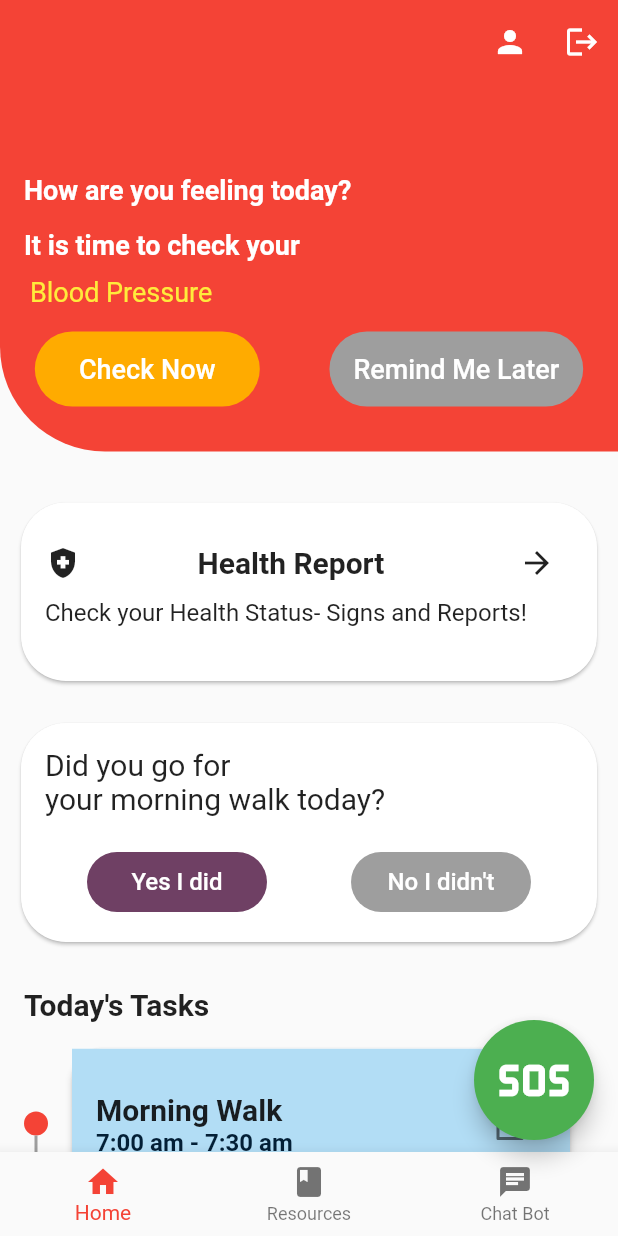
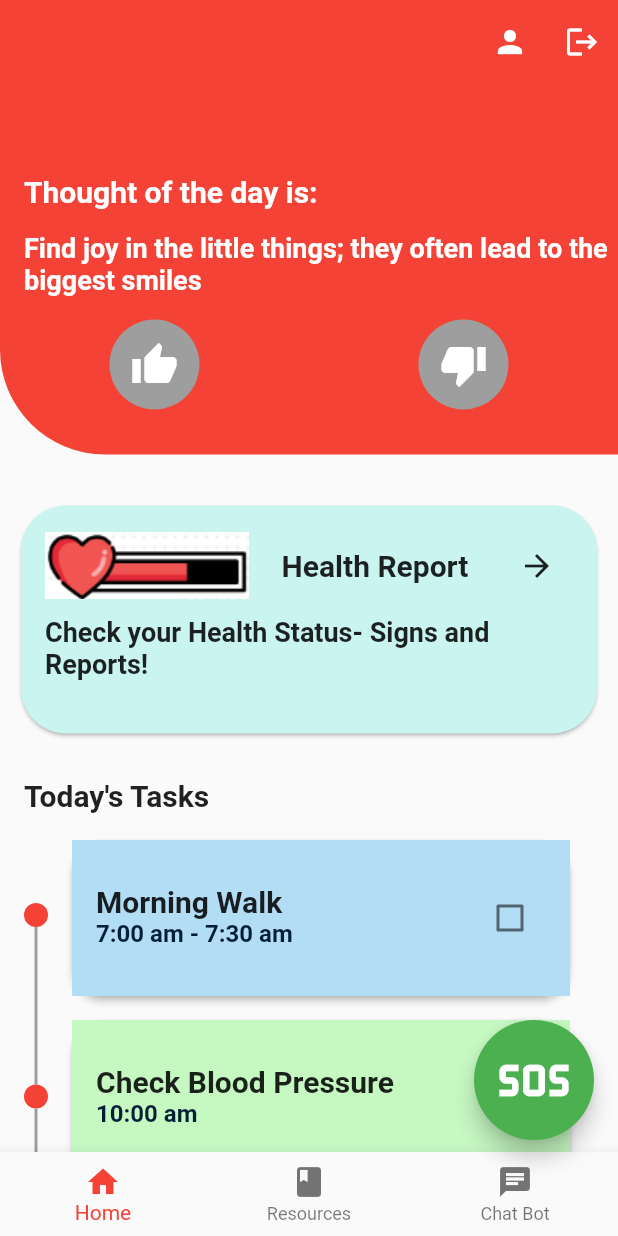
Before and after one commit to DiyaSingla/golden_age_guide, a Flutter app: the DashboardPage screen opened directly with empty values, on a phone screen of 412 x 824 dp. Run offline on Flutter 3.47's test engine with Material 2 defaults, Android fonts, the phone set to English and light mode, and no system bars; our stand-ins replace cloud_firestore, firebase_auth, firebase_core, percent_indicator, speech_to_text; accounts and stored records are empty.

Commit message:
UI changes

```diff
--- a/lib/screens/dashboard_page.dart
+++ b/lib/screens/dashboard_page.dart
@@ -26,6 +26,8 @@ void main() {
 }
 
 class DashboardPage extends StatefulWidget {
+  Color clr = Colors.grey;
+  Color clr2 = Colors.grey;
   Map<String, dynamic> user;
   DashboardPage({super.key, required this.user});
   @override
@@ -149,7 +151,19 @@ class _DashboardPageState extends State<DashboardPage> {
                   const Padding(
                     padding: EdgeInsets.fromLTRB(16.0, 16.0, 0, 0),
                     child: Text(
-                      'How are you feeling today?',
+                      "Thought of the day is: ",
+                      style: TextStyle(
+                        fontSize: 20,
+                        fontWeight: FontWeight.bold,
+                        color: Colors.white,
+                      ),
+                    ),
+                  ),
+                  // Yesterday's Report (Left-aligned)
+                  const Padding(
+                    padding: EdgeInsets.fromLTRB(16.0, 16.0, 0, 16.0),
+                    child: Text(
+                      "Find joy in the little things; they often lead to the biggest smiles",
                       style: TextStyle(
                         fontSize: 18,
                         fontWeight: FontWeight.bold,
@@ -157,79 +171,59 @@ class _DashboardPageState extends State<DashboardPage> {
                       ),
                     ),
                   ),
-                  // Yesterday's Report (Left-aligned)
-                  const Padding(
-                    padding: EdgeInsets.fromLTRB(16.0, 16.0, 0, 0),
-                    child: Text(
-                      "It is time to check your",
-                      style: TextStyle(
-                        fontSize: 18,
-                        fontWeight: FontWeight.bold,
-                        color: Colors.white,
-                      ),
-                    ),
-                  ),
-                  const Padding(
-                    padding: EdgeInsets.fromLTRB(20.0, 10.0, 0, 16.0),
-                    child: Text(
-                      "Blood Pressure",
-                      style: TextStyle(
-                        fontSize: 18,
-                        //fontWeight: FontWeight.bold,
-                        color: Colors.yellow,
-                      ),
-                    ),
-                  ),
-                  // Check Now and Remind Me Later Buttons (Center-aligned)
-                  Center(
-                    child: Row(
-                      mainAxisAlignment: MainAxisAlignment.spaceAround,
-                      children: [
-                        ElevatedButton(
-                          onPressed: () {
-                            // Handle "Check Now" button tap
-                          },
-                          style: ElevatedButton.styleFrom(
-                            backgroundColor: Colors.amberAccent.shade700,
-                            elevation: 0,
-                            shape: RoundedRectangleBorder(
-                              borderRadius: BorderRadius.circular(30),
-                            ),
-                            minimumSize: const Size(
-                                150, 50), // Set the button's background color
+
+                  Row(
+                    mainAxisAlignment: MainAxisAlignment.spaceAround,
+                    children: [
+                      InkWell(
+                        onTap: () {
+                          setState(() {
+                            widget.clr = Colors.green;
+                          });
+                        },
+                        customBorder: CircleBorder(),
+                        child: Container(
+                          width: 60,
+                          height: 60,
+                          decoration: BoxDecoration(
+                            shape: BoxShape.circle,
+                            color: widget.clr,
                           ),
-                          child: const Text(
-                            'Check Now',
-                            style: TextStyle(
-                              fontSize: 18,
+                          child: Center(
+                            child: Icon(
+                              Icons.thumb_up,
+                              size: 32,
                               color: Colors.white,
                             ),
                           ),
                         ),
-                        ElevatedButton(
-                          onPressed: () {
-                            // Handle "Remind Me Later" button tap
-                          },
-                          style: ElevatedButton.styleFrom(
-                            backgroundColor: Colors.grey,
-                            elevation: 0,
-                            shape: RoundedRectangleBorder(
-                              borderRadius: BorderRadius.circular(30),
-                            ),
-                            minimumSize: const Size(
-                                150, 50), // Set the button's background color
+                      ),
+                      InkWell(
+                        onTap: () {
+                          setState(() {
+                            widget.clr2 = const Color.fromARGB(255, 245, 20, 3);
+                          });
+                        },
+                        customBorder: CircleBorder(),
+                        child: Container(
+                          width: 60,
+                          height: 60,
+                          decoration: BoxDecoration(
+                            shape: BoxShape.circle,
+                            color: widget.clr2,
                           ),
-                          child: const Text(
-                            'Remind Me Later',
-                            style: TextStyle(
-                              fontSize: 18,
+                          child: Center(
+                            child: Icon(
+                              Icons.thumb_down,
+                              size: 32,
                               color: Colors.white,
                             ),
                           ),
                         ),
-                      ],
-                    ),
+                      ),
+                    ],
                   ),
+
                   const SizedBox(
                     height: 30,
                   ),
@@ -240,6 +234,7 @@ class _DashboardPageState extends State<DashboardPage> {
               height: 20,
             ),
             Card(
+              color: const Color.fromARGB(255, 202, 244, 240),
               margin: const EdgeInsets.all(14.0),
               shape: RoundedRectangleBorder(
                 borderRadius: BorderRadius.circular(30),
@@ -252,7 +247,7 @@ class _DashboardPageState extends State<DashboardPage> {
                     Row(
                       mainAxisAlignment: MainAxisAlignment.spaceBetween,
                       children: [
-                        const Icon(Icons.health_and_safety),
+                        Image.asset("images/meter.png"),
                         const Text(
                           "Health Report",
                           style: TextStyle(
@@ -271,85 +266,15 @@ class _DashboardPageState extends State<DashboardPage> {
                         ),
                       ],
                     ),
+                    const SizedBox(
+                      height: 10,
+                    ),
                     const Text(
                       "Check your Health Status- Signs and Reports!",
-                      style: TextStyle(
-                        fontSize: 16, // Increase text size
-                      ),
+                      style:
+                          TextStyle(fontSize: 18, fontWeight: FontWeight.bold),
                     ),
                     const SizedBox(height: 20),
-                  ],
-                ),
-              ),
-            ),
-
-            Card(
-              margin: const EdgeInsets.all(14.0),
-              shape: RoundedRectangleBorder(
-                borderRadius: BorderRadius.circular(30),
-              ),
-              child: Padding(
-                padding: const EdgeInsets.all(16.0),
-                child: Column(
-                  crossAxisAlignment: CrossAxisAlignment.start,
-                  children: [
-                    const Text(
-                      "Did you go for \nyour morning walk today?",
-                      style: TextStyle(
-                        fontSize: 20, // Increase text size
-                      ),
-                    ),
-                    const SizedBox(height: 20),
-                    Row(
-                      mainAxisAlignment: MainAxisAlignment.spaceAround,
-                      children: [
-                        ElevatedButton(
-                          onPressed: () {
-                            // Handle "Check Now" button tap
-                          },
-                          style: ElevatedButton.styleFrom(
-                            backgroundColor:
-                                const Color.fromARGB(200, 71, 11, 57),
-                            elevation: 0,
-                            shape: RoundedRectangleBorder(
-                              borderRadius: BorderRadius.circular(
-                                  20), // Smaller button size
-                            ),
-                            minimumSize:
-                                const Size(120, 40), // Smaller button size
-                          ),
-                          child: const Text(
-                            'Yes I did',
-                            style: TextStyle(
-                              fontSize: 16, // Decrease button text size
-                              color: Colors.white,
-                            ),
-                          ),
-                        ),
-                        ElevatedButton(
-                          onPressed: () {
-                            // Handle "Remind Me Later" button tap
-                          },
-                          style: ElevatedButton.styleFrom(
-                            backgroundColor: Colors.grey,
-                            elevation: 0,
-                            shape: RoundedRectangleBorder(
-                              borderRadius: BorderRadius.circular(
-                                  20), // Smaller button size
-                            ),
-                            minimumSize:
-                                const Size(120, 40), // Smaller button size
-                          ),
-                          child: const Text(
-                            "No I didn't",
-                            style: TextStyle(
-                              fontSize: 16, // Decrease button text size
-                              color: Colors.white,
-                            ),
-                          ),
-                        ),
-                      ],
-                    ),
                   ],
                 ),
               ),
--- a/lib/screens/profile_page.dart
+++ b/lib/screens/profile_page.dart
@@ -341,7 +341,7 @@ class _ProfilePageState extends State<ProfilePage> {
         ],
         borderRadius: BorderRadius.circular(10),
       ),
-      child: (imagePath != '')
+      child: (!isEditMode && imagePath != '')
           ? Row(
               mainAxisAlignment: MainAxisAlignment.spaceBetween,
               children: [
--- a/lib/screens/splash_page.dart
+++ b/lib/screens/splash_page.dart
@@ -34,7 +34,7 @@ class _SplashState extends State<Splash> {
           Container(
             width: double.infinity,
             decoration: const BoxDecoration(
-              color: Color.fromARGB(255, 60, 53, 53),
+              color: Color.fromARGB(255, 66, 60, 60),
               borderRadius: BorderRadius.only(
                   topLeft: Radius.circular(30.0),
                   topRight: Radius.circular(30.0)),
```
Also changed, not shown: lib/screens/doctors_page.dart (+26 -23 lines), lib/screens/health_page.dart (+12 -3 lines), images/doc.png (added), images/meter.png (added).
